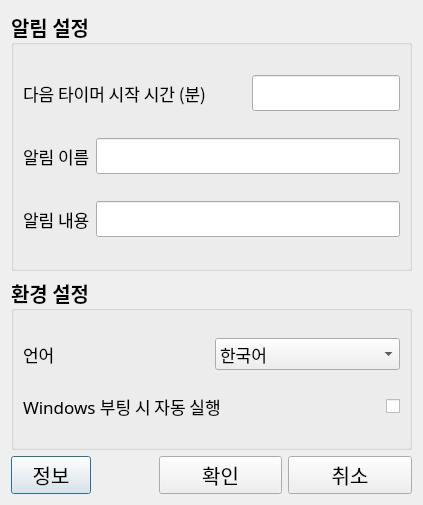
Old version of the form Squirtle/GUI/ConfigGUI.ui in the repository thelight0804/Squirtle-project.
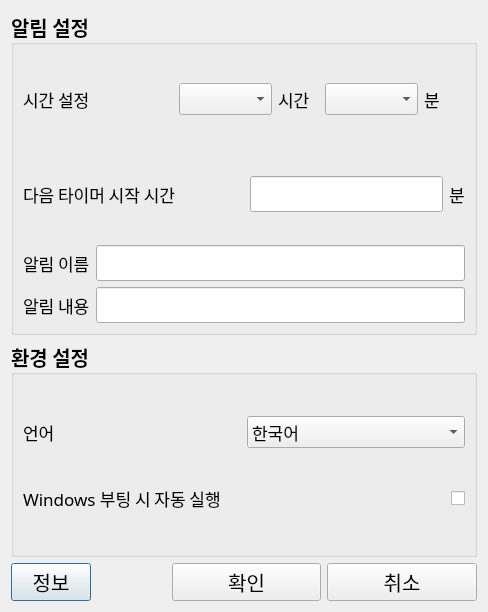
New version of the form.

Commit message:
remove bar, change button
- ConfigGUI
    - 시간, 분 설정 추가
- TimerGUI
    - 진행 바, 타이머 변경 버튼 제거

Patch:
```diff
--- a/Squirtle/GUI/ConfigGUI.ui
+++ b/Squirtle/GUI/ConfigGUI.ui
@@ -6,8 +6,8 @@
    <rect>
     <x>0</x>
     <y>0</y>
-    <width>423</width>
-    <height>505</height>
+    <width>488</width>
+    <height>612</height>
    </rect>
   </property>
   <property name="font">
@@ -42,9 +42,109 @@
        <property name="title">
         <string>알림 설정</string>
        </property>
-       <layout class="QVBoxLayout" name="verticalLayout_8">
+       <layout class="QVBoxLayout" name="verticalLayout" stretch="0,0,0,0">
         <item>
-         <layout class="QHBoxLayout" name="horizontalLayout_2" stretch="2,0,2">
+         <layout class="QHBoxLayout" name="horizontalLayout_7" stretch="1,2,0,1,0,1">
+          <property name="sizeConstraint">
+           <enum>QLayout::SetDefaultConstraint</enum>
+          </property>
+          <item>
+           <widget class="QLabel" name="label_6">
+            <property name="font">
+             <font>
+              <family>나눔고딕</family>
+              <pointsize>13</pointsize>
+              <weight>50</weight>
+              <italic>false</italic>
+              <bold>false</bold>
+             </font>
+            </property>
+            <property name="text">
+             <string>시간 설정</string>
+            </property>
+           </widget>
+          </item>
+          <item>
+           <spacer name="horizontalSpacer_3">
+            <property name="orientation">
+             <enum>Qt::Horizontal</enum>
+            </property>
+            <property name="sizeHint" stdset="0">
+             <size>
+              <width>40</width>
+              <height>20</height>
+             </size>
+            </property>
+           </spacer>
+          </item>
+          <item>
+           <widget class="QComboBox" name="HcomboBox">
+            <property name="font">
+             <font>
+              <family>나눔고딕</family>
+              <pointsize>13</pointsize>
+              <weight>50</weight>
+              <italic>false</italic>
+              <bold>false</bold>
+             </font>
+            </property>
+            <property name="iconSize">
+             <size>
+              <width>20</width>
+              <height>20</height>
+             </size>
+            </property>
+           </widget>
+          </item>
+          <item>
+           <widget class="QLabel" name="label_7">
+            <property name="font">
+             <font>
+              <family>나눔고딕</family>
+              <pointsize>13</pointsize>
+              <weight>50</weight>
+              <italic>false</italic>
+              <bold>false</bold>
+             </font>
+            </property>
+            <property name="text">
+             <string>시간</string>
+            </property>
+           </widget>
+          </item>
+          <item>
+           <widget class="QComboBox" name="McomboBox">
+            <property name="font">
+             <font>
+              <family>나눔고딕</family>
+              <pointsize>13</pointsize>
+              <weight>50</weight>
+              <italic>false</italic>
+              <bold>false</bold>
+             </font>
+            </property>
+           </widget>
+          </item>
+          <item>
+           <widget class="QLabel" name="label_8">
+            <property name="font">
+             <font>
+              <family>나눔고딕</family>
+              <pointsize>13</pointsize>
+              <weight>50</weight>
+              <italic>false</italic>
+              <bold>false</bold>
+             </font>
+            </property>
+            <property name="text">
+             <string>분</string>
+            </property>
+           </widget>
+          </item>
+         </layout>
+        </item>
+        <item>
+         <layout class="QHBoxLayout" name="horizontalLayout_2" stretch="0,10,0,0">
           <item>
            <widget class="QLabel" name="label">
             <property name="font">
@@ -60,7 +160,7 @@
              </font>
             </property>
             <property name="text">
-             <string>다음 타이머 시작 시간 (분)</string>
+             <string>다음 타이머 시작 시간</string>
             </property>
            </widget>
           </item>
@@ -88,6 +188,25 @@
               <bold>false</bold>
              </font>
             </property>
+            <property name="alignment">
+             <set>Qt::AlignRight|Qt::AlignTrailing|Qt::AlignVCenter</set>
+            </property>
+           </widget>
+          </item>
+          <item>
+           <widget class="QLabel" name="label_9">
+            <property name="font">
+             <font>
+              <family>나눔고딕</family>
+              <pointsize>13</pointsize>
+              <weight>50</weight>
+              <italic>false</italic>
+              <bold>false</bold>
+             </font>
+            </property>
+            <property name="text">
+             <string>분</string>
+            </property>
            </widget>
           </item>
          </layout>
@@ -124,6 +243,9 @@
               <bold>false</bold>
              </font>
             </property>
+            <property name="alignment">
+             <set>Qt::AlignRight|Qt::AlignTrailing|Qt::AlignVCenter</set>
+            </property>
            </widget>
           </item>
          </layout>
@@ -157,6 +279,9 @@
               <bold>false</bold>
              </font>
             </property>
+            <property name="alignment">
+             <set>Qt::AlignRight|Qt::AlignTrailing|Qt::AlignVCenter</set>
+            </property>
            </widget>
           </item>
          </layout>
```
The commit also changes 4 other files.
